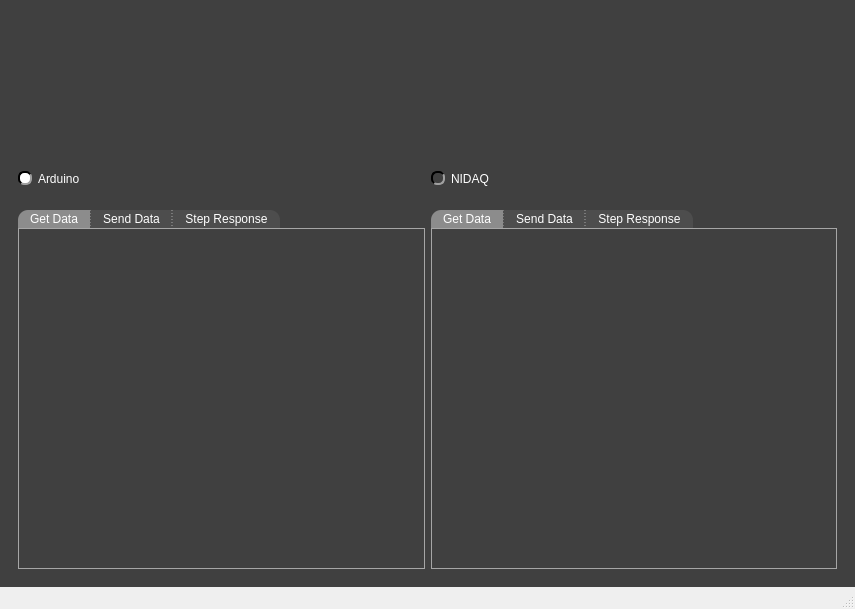
This is pydaq/uis/PyDAQ_Base.ui in samirmartins/pydaq as Qt 5 draws it before an edit. The edited form follows.
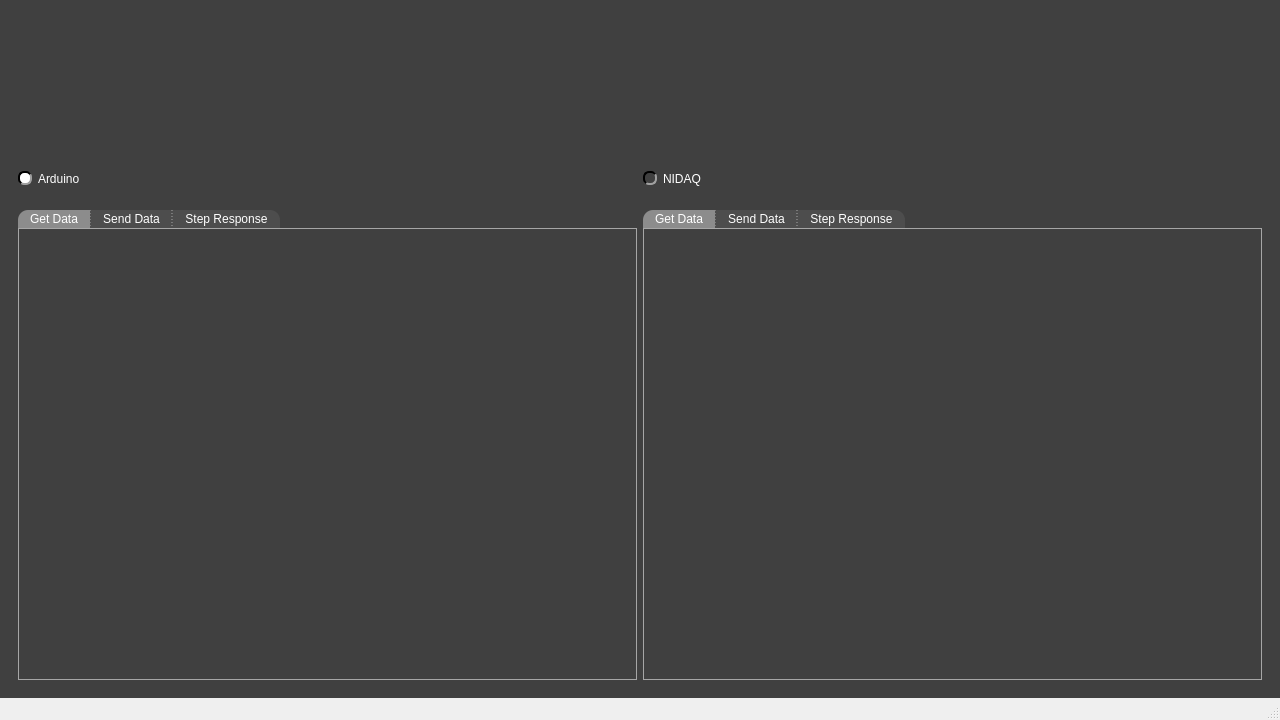
This is the edited form. Icons and pictures are not drawn. Custom widgets are drawn as their Qt base class.

Patch:
```diff
--- a/pydaq/uis/PyDAQ_Base.ui
+++ b/pydaq/uis/PyDAQ_Base.ui
@@ -6,14 +6,20 @@
    <rect>
     <x>0</x>
     <y>0</y>
-    <width>855</width>
-    <height>609</height>
+    <width>1280</width>
+    <height>720</height>
    </rect>
   </property>
   <property name="minimumSize">
    <size>
-    <width>750</width>
-    <height>0</height>
+    <width>1280</width>
+    <height>720</height>
+   </size>
+  </property>
+  <property name="maximumSize">
+   <size>
+    <width>16777215</width>
+    <height>16777215</height>
    </size>
   </property>
   <property name="windowTitle">
@@ -461,8 +467,8 @@
                <rect>
                 <x>0</x>
                 <y>0</y>
-                <width>386</width>
-                <height>290</height>
+                <width>599</width>
+                <height>402</height>
                </rect>
               </property>
               <layout class="QGridLayout" name="gridLayout_8">
@@ -564,8 +570,8 @@
                <rect>
                 <x>0</x>
                 <y>0</y>
-                <width>387</width>
-                <height>290</height>
+                <width>599</width>
+                <height>402</height>
                </rect>
               </property>
               <layout class="QGridLayout" name="gridLayout_11">
```
Left out of the diff: 18 changed lines with no effect on the pictures.
